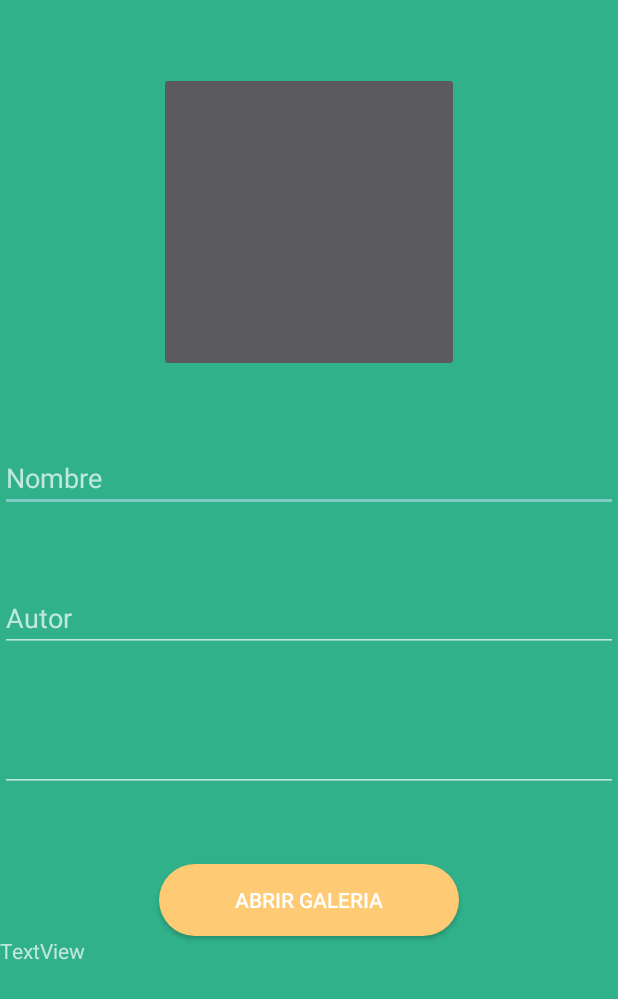
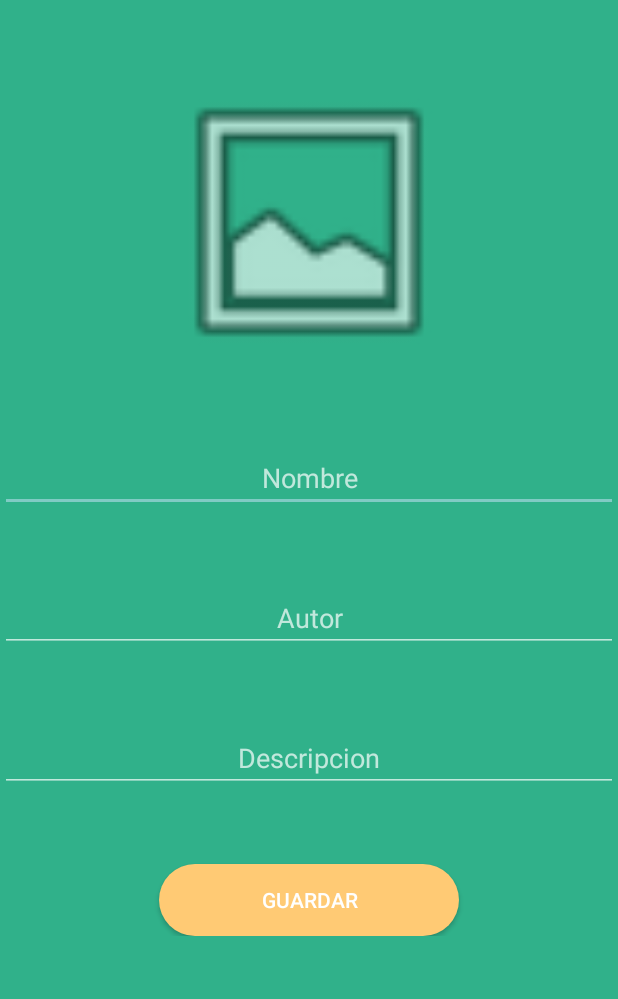
Before and after one commit to AbelardoCD/FirebaseAplicationGalery, an Android app: the form_cargar_nueve_obra screen opened directly, with no data from a screen before it, on a phone screen of 412 x 824 dp. Shown: the top 999 px of the screen. Run offline under Robolectric (Android 15) with nearby library versions, the light colour scheme and no system bars; our stand-ins replace Firebase (no records; nobody signed in at launch, a user with empty details on screens opened directly).

Commit message:
modulos galeria y cargar nueva obra

```diff
--- a/app/build.gradle
+++ b/app/build.gradle
@@ -40,5 +40,7 @@ dependencies {
     implementation 'com.google.firebase:firebase-storage-ktx:19.1.1'
     implementation 'com.firebaseui:firebase-ui-storage:6.2.0'
 
-
+    implementation 'com.github.bumptech.glide:glide:4.11.0'
+    annotationProcessor 'com.github.bumptech.glide:compiler:4.11.0'
+    compile 'jp.wasabeef:blurry:2.0.2'
 }
--- a/app/src/main/AndroidManifest.xml
+++ b/app/src/main/AndroidManifest.xml
@@ -9,9 +9,11 @@
         android:roundIcon="@mipmap/ic_launcher_round"
         android:supportsRtl="true"
         android:theme="@style/Theme.AppCompat.NoActionBar">
-        <activity android:name=".Home"></activity>
+        <activity android:name=".MenuActivity"></activity>
+        <activity android:name=".obra_descripcion" />
+        <activity android:name=".form_cargar_nueve_obra" />
         <activity android:name=".MainActivity" />
-        <activity android:name=".form_cargar_nueve_obra" />
+        <activity android:name=".Home" />
         <activity
             android:name=".login"
             android:theme="@style/splashTheme">
--- a/app/src/main/java/com/example/aplicationfirebase/coneccionFirebase.kt
+++ b/app/src/main/java/com/example/aplicationfirebase/coneccionFirebase.kt
@@ -9,59 +9,61 @@ import com.google.android.gms.tasks.OnCompleteListener
 import com.google.android.gms.tasks.Task
 import com.google.firebase.auth.FirebaseAuth
 import com.google.firebase.database.DatabaseReference
+import com.google.firebase.database.FirebaseDatabase
 import com.google.firebase.ktx.Firebase
 import com.google.firebase.storage.StorageReference
 import com.google.firebase.storage.UploadTask
+import java.io.IOException
 import java.util.*
 import kotlin.collections.HashMap
 
 class coneccionFirebase {
     lateinit var mContext: Context
-    lateinit var auth: FirebaseAuth
 
+    lateinit var database: FirebaseDatabase
     lateinit var referencia: DatabaseReference
-    lateinit var storageRef: StorageReference
 
 
-    constructor(
-        mcontext: Context,
-        auth: FirebaseAuth,
-
-        referencia: DatabaseReference,
-        storageRef: StorageReference
-    ) {
-        this.auth = auth
+    constructor(mcontext: Context) {
         this.mContext = mcontext
-        this.referencia = referencia
-        this.storageRef = storageRef
     }
 
 
-    public fun guardarObra(obra:Obra){
+    public fun guardarObra(obra: Obra) {
 
-        println("obra desde conecccion..." + obra.id +" "+ obra.nombre +" "+ obra.autor +" "+ obra.descripcion +" "+ obra.filpath)
-        Toast.makeText(mContext, "La URL es:  " + "obra desde conecccion..." + obra.id +" "+ obra.nombre +" "+ obra.autor +" "+ obra.descripcion +" "+ obra.filpath, Toast.LENGTH_LONG).show()
 
-        var hashMap : HashMap<String, String>
-                = HashMap<String, String> ()
-        hashMap.put("id",obra.id)
-        hashMap.put("nombre",obra.nombre)
-        hashMap.put("autor",obra.autor)
-        hashMap.put("descripcion",obra.descripcion)
-        hashMap.put("url", obra.filpath.toString())
+        try {
+            var hashMap: HashMap<String, String> = HashMap<String, String>()
+            hashMap.put("id", obra.id)
+            hashMap.put("nombre", obra.nombre)
+            hashMap.put("autor", obra.autor)
+            hashMap.put("descripcion", obra.descripcion)
+            hashMap.put("url", obra.url.toString())
 
 
 
-        // val re = getReferenciaObras()
-        referencia.child("obras").child(obra.id).setValue(hashMap).addOnCompleteListener {
-            Toast.makeText(mContext, "Cargado exitosamente." , Toast.LENGTH_LONG).show()
 
+            getReferenciaObras().child(obra.id).setValue(hashMap)
+                .addOnCompleteListener {
+                    Toast.makeText(mContext, "Cargado exitosamente.", Toast.LENGTH_LONG).show()
+
+                }
+        } catch (e: IOException) {
+            e.printStackTrace()
         }
+
     }
 
 
     public fun getReferenciaObras(): DatabaseReference {
-
+        inicializarBasedeDatos()
         return referencia.child("obras")
     }
+
+    private fun inicializarBasedeDatos() {
+        database = FirebaseDatabase.getInstance()
+        referencia = database.getReference()
+
+
+    }
 }
--- a/app/src/main/java/com/example/aplicationfirebase/form_cargar_nueve_obra.kt
+++ b/app/src/main/java/com/example/aplicationfirebase/form_cargar_nueve_obra.kt
@@ -7,7 +7,6 @@ import android.net.Uri
 import android.os.Bundle
 import android.provider.MediaStore
 import android.widget.ImageButton
-import android.widget.Toast
 import androidx.appcompat.app.AppCompatActivity
 import com.example.aplicationfirebase.models.Obra
 import com.google.firebase.auth.FirebaseAuth
@@ -40,7 +39,7 @@ class form_cargar_nueve_obra : AppCompatActivity() {
         mdatabase = FirebaseDatabase.getInstance().getReference()
         firebaseStorage = FirebaseStorage.getInstance().getReference()
 
-        conFire = coneccionFirebase(this, auth, mdatabase, firebaseStorage)
+        conFire = coneccionFirebase(this)
 
 
         getGaleria()
@@ -91,7 +90,10 @@ class form_cargar_nueve_obra : AppCompatActivity() {
                         getdatosNuevObra()
                         val ref = conFire.getReferenciaObras()
                         val idObra = ref.push().key
-                        val nuevaObra = Obra(idObra!!,nombre,autor,descripcion,downloadUri)
+                        val nuevaObra = Obra(idObra!!,nombre,autor,descripcion,
+                            downloadUri.toString()
+                        )
+
                         println("Nueva Obra..." + nuevaObra)
                         val conexion = conFire
                         val pasarParametrosConexion = conexion.guardarObra(nuevaObra)
--- a/app/src/main/res/layout/activity_form_cargar_nueve_obra.xml
+++ b/app/src/main/res/layout/activity_form_cargar_nueve_obra.xml
@@ -6,72 +6,72 @@
     android:layout_height="match_parent"
     android:background="@color/colorFondoPrincipal"
     tools:context=".form_cargar_nueve_obra">
+
     <LinearLayout
         android:layout_width="match_parent"
-    android:orientation="vertical"
-    android:layout_height="wrap_content">
+        android:layout_height="wrap_content"
+        android:orientation="vertical">
 
 
         <ImageButton
             android:id="@+id/imgBtn"
             android:layout_width="200dp"
+            android:layout_height="200dp"
             android:layout_gravity="center"
-        android:layout_height="200dp"
             android:layout_marginTop="@android:dimen/app_icon_size"
             android:layout_weight="1"
-         />
+            android:background="@android:drawable/ic_menu_gallery" />
 
         <EditText
             android:id="@+id/txtNombreObra"
+            style="?android:attr/yesNoPreferenceStyle"
             android:layout_width="match_parent"
             android:layout_height="wrap_content"
+            android:layout_marginTop="@android:dimen/app_icon_size"
             android:layout_weight="1"
             android:ems="10"
-        android:layout_marginTop="@android:dimen/app_icon_size"
-        android:inputType="textPersonName"
-        android:hint="Nombre" />
+            android:gravity="center"
+            android:hint="Nombre"
+            android:inputType="textPersonName" />
+
 
         <EditText
+            android:gravity="center"
+            style="?android:attr/yesNoPreferenceStyle"
             android:id="@+id/txtAutorObra"
             android:layout_width="match_parent"
             android:layout_height="wrap_content"
+            android:layout_marginTop="@android:dimen/app_icon_size"
             android:layout_weight="1"
-        android:layout_marginTop="@android:dimen/app_icon_size"
 
             android:ems="10"
-        android:inputType="textPersonName"
-        android:hint="Autor" />
+            android:hint="Autor"
+            android:inputType="textPersonName" />
 
         <EditText
             android:id="@+id/txtDescripcionObra"
             android:layout_width="match_parent"
             android:layout_height="wrap_content"
+            android:layout_marginTop="@android:dimen/app_icon_size"
             android:layout_weight="1"
-        android:layout_marginTop="@android:dimen/app_icon_size"
-
+            style="?android:attr/yesNoPreferenceStyle"
             android:ems="10"
-        android:gravity="start|top"
+            android:gravity="center"
+            android:hint="Descripcion"
             android:inputType="textMultiLine" />
 
         <Button
             android:id="@+id/btnNuevaObra"
+            android:layout_width="200dp"
+
+            android:layout_height="wrap_content"
+            android:layout_gravity="center"
             android:layout_marginTop="@android:dimen/app_icon_size"
+            android:background="@drawable/btncirculo"
 
-        android:layout_width="200dp"
-        android:layout_gravity="center"
-        android:layout_height="wrap_content"
-        android:text="Abrir galeria"
-
-        android:background="@drawable/btncirculo"
+            android:text="Guardar"
             tools:layout_editor_absoluteX="130dp"
             tools:layout_editor_absoluteY="361dp" />
-
-    <TextView
-        android:id="@+id/txturl"
-        android:layout_width="wrap_content"
-        android:layout_height="wrap_content"
-        android:layout_weight="1"
-        android:text="TextView" />
 
     </LinearLayout>
 
--- a/app/src/main/res/layout/activity_home.xml
+++ b/app/src/main/res/layout/activity_home.xml
@@ -24,7 +24,7 @@
             android:layout_marginLeft="10dp"
             android:layout_marginTop="10dp"
             android:fontFamily="sans-serif-smallcaps"
-            android:text="abe.colorado@gmail.coom"
+            android:text=""
             android:textColor="#111" />
 
 
```
Also changed, not shown: app/src/main/java/com/example/aplicationfirebase/Adapters/obraAdapter.kt (+16 -5 lines), app/src/main/java/com/example/aplicationfirebase/Home.kt (+97 -39 lines), app/src/main/java/com/example/aplicationfirebase/MenuActivity.kt (added, +31 -0 lines), app/src/main/java/com/example/aplicationfirebase/login.kt (+35 -36 lines), app/src/main/java/com/example/aplicationfirebase/models/User.kt (added, +7 -0 lines), app/src/main/java/com/example/aplicationfirebase/models/obra.kt (+8 -6 lines), app/src/main/java/com/example/aplicationfirebase/obra_descripcion.kt (added, +65 -0 lines), app/src/main/res/drawable/item_input.xml (added, +34 -0 lines), app/src/main/res/layout/activity_login.xml (+1 -8 lines), app/src/main/res/layout/activity_obra_descripcion.xml (added, +60 -0 lines), app/src/main/res/layout/item_obra.xml (+38 -5 lines), app/src/main/res/layout/menu.xml (added, +30 -0 lines). Lines whose indentation alone changed are shown as unchanged.
